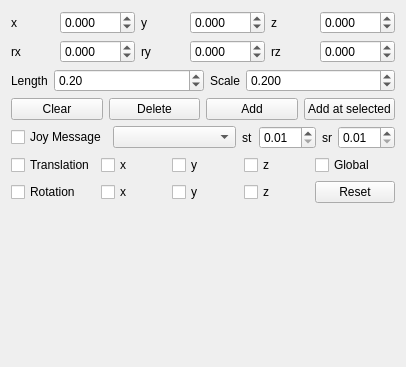
This is hiveground_rqt_interactive_probe/resource/InteractiveProbe.ui in hiveground-ros-package/hiveground_rqt as Qt 5 draws it before an edit. The edited form follows.
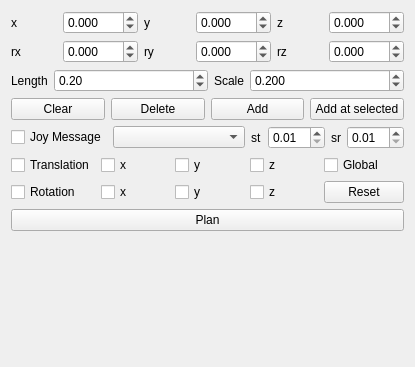
This is the edited form.

Commit message: add plan button

The edit to the form file:
```diff
--- a/hiveground_rqt_interactive_probe/resource/InteractiveProbe.ui
+++ b/hiveground_rqt_interactive_probe/resource/InteractiveProbe.ui
@@ -6,7 +6,7 @@
    <rect>
     <x>0</x>
     <y>0</y>
-    <width>406</width>
+    <width>415</width>
     <height>367</height>
    </rect>
   </property>
@@ -443,6 +443,13 @@
      </item>
     </layout>
    </item>
+   <item>
+    <widget class="QPushButton" name="plan_button">
+     <property name="text">
+      <string>Plan</string>
+     </property>
+    </widget>
+   </item>
    <item>
     <spacer name="verticalSpacer">
      <property name="orientation">
```
Left out of the diff: 15 changed lines with no effect on the pictures. The commit also changes 1 other file.
